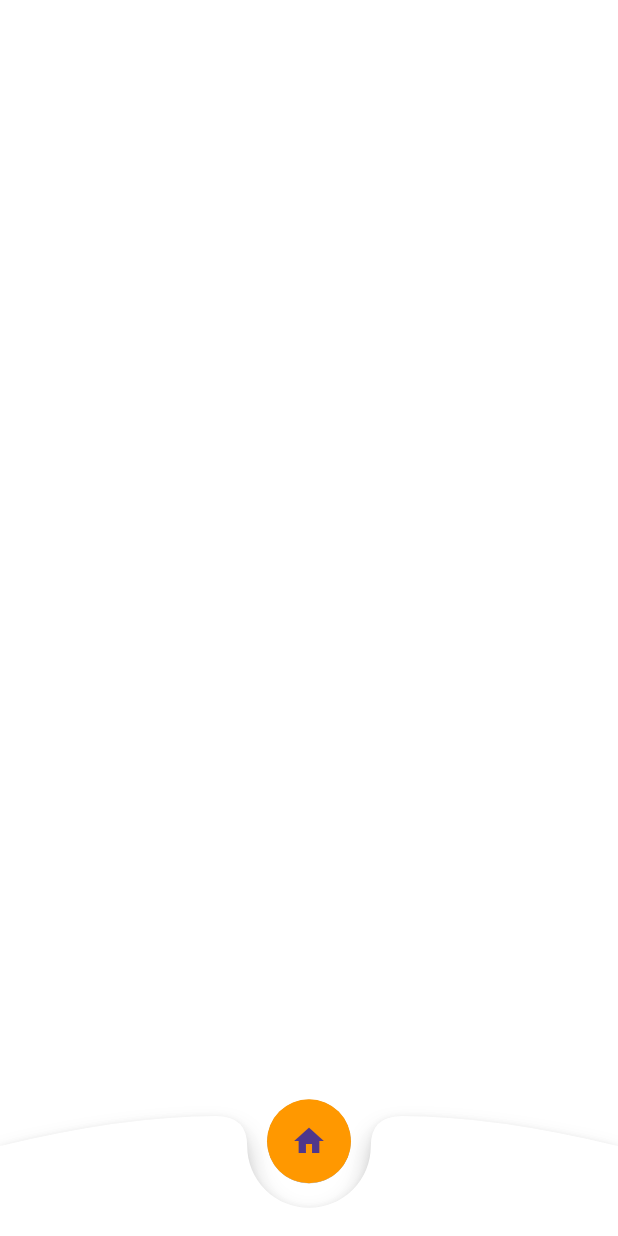
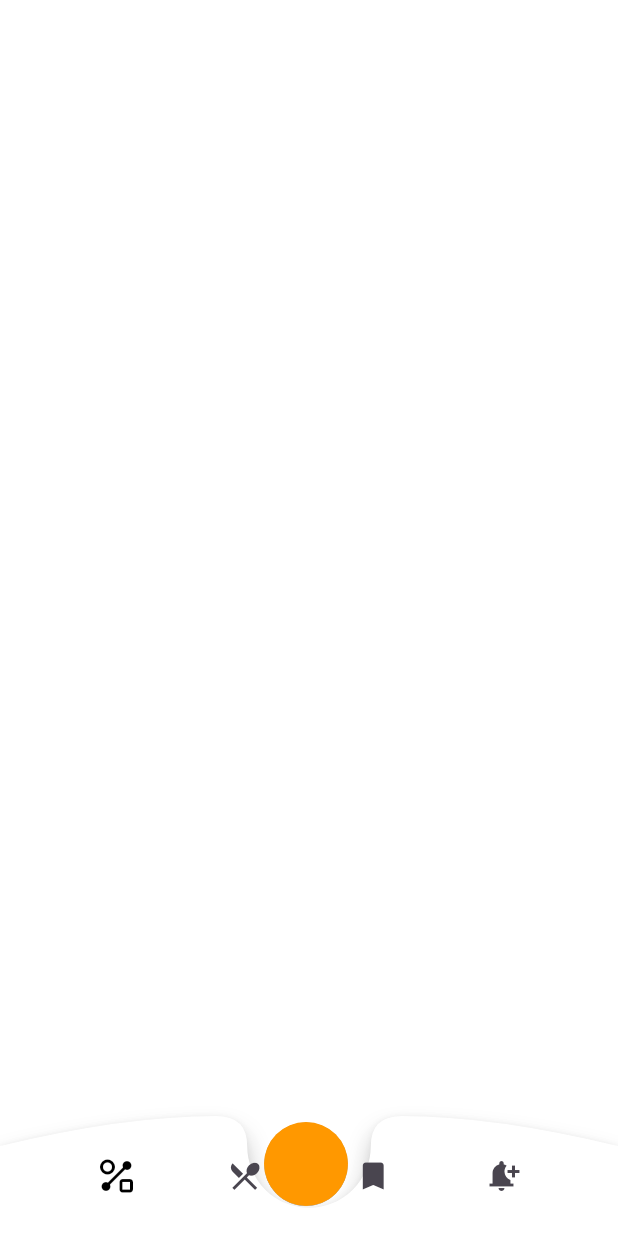
Before and after one commit to geraldwang-spec/flutter_project, a Flutter app: the screen it shows after launch, on a phone screen of 412 x 824 dp. Run offline on Flutter 3.47's test engine with Material 3 defaults, Android fonts, the phone set to English and light mode, and no system bars.

Commit message:
modify for new sdk

```diff
--- a/flutter_example/lib/navigation_test.dart
+++ b/flutter_example/lib/navigation_test.dart
@@ -52,19 +52,62 @@ class _NavigationExample1 extends State<NavigationExample1> {
                       size: Size(size.width, 80),
                       painter: BNBCustomPainter(),
                     ),
-                    Center(
-                      heightFactor: 0.6,
+                    Positioned(
+                      bottom: 20,
+                      left: size.width / 2 - 30,
                       child: FloatingActionButton(
                         backgroundColor: Colors.orange,
                         shape: CircleBorder(),
                         elevation: 0.1,
                         onPressed: () {
                           ScaffoldMessenger.of(context)
-                              .showSnackBar(SnackBar(content: Text("TEST")));
+                              .showSnackBar(SnackBar(content: Text("Test")));
                         },
-                        child: Icon(Icons.home),
                       ),
                     ),
+                    //Center(
+                    //  heightFactor: 0.6,
+                    //  child: FloatingActionButton(
+                    //    backgroundColor: Colors.orange,
+                    //    shape: CircleBorder(),
+                    //    elevation: 0.1,
+                    //    onPressed: () {
+                    //      ScaffoldMessenger.of(context)
+                    //          .showSnackBar(SnackBar(content: Text("TEST")));
+                    //    },
+                    //    child: Icon(Icons.home),
+                    //  ),
+                    //),
+                    Container(
+                      width: double.infinity,
+                      height: 80,
+                      color: Colors.transparent,
+                      padding: EdgeInsets.symmetric(horizontal: 16.0),
+                      child: Row(
+                        mainAxisAlignment: MainAxisAlignment.spaceEvenly,
+                        children: [
+                          IconButton(
+                            onPressed: () {},
+                            icon: Icon(
+                              Icons.shape_line_outlined,
+                              color: Colors.black,
+                            ),
+                          ),
+                          IconButton(
+                            onPressed: () {},
+                            icon: Icon(Icons.restaurant_menu_sharp),
+                          ),
+                          IconButton(
+                            onPressed: () {},
+                            icon: Icon(Icons.bookmark),
+                          ),
+                          IconButton(
+                            onPressed: () {},
+                            icon: Icon(Icons.notification_add),
+                          ),
+                        ],
+                      ),
+                    )
                   ],
                 ),
               ))
@@ -99,6 +142,7 @@ class BNBCustomPainter extends CustomPainter {
   @override
   bool shouldRepaint(covariant CustomPainter oldDelegate) {
     // TODO: implement shouldRepaint
-    throw UnimplementedError();
+    //throw UnimplementedError();
+    return false;
   }
 }
--- a/flutter_example/pubspec.yaml
+++ b/flutter_example/pubspec.yaml
@@ -19,7 +19,7 @@ publish_to: 'none' # Remove this line if you wish to publish to pub.dev
 version: 1.0.0+1
 
 environment:
-  sdk: ^3.6.0
+  sdk: ^3.7.2
 
 # Dependencies specify other packages that your package needs in order to work.
 # To automatically upgrade your package dependencies to the latest versions
```
Also changed, not shown: flutter_example/pubspec.lock.
